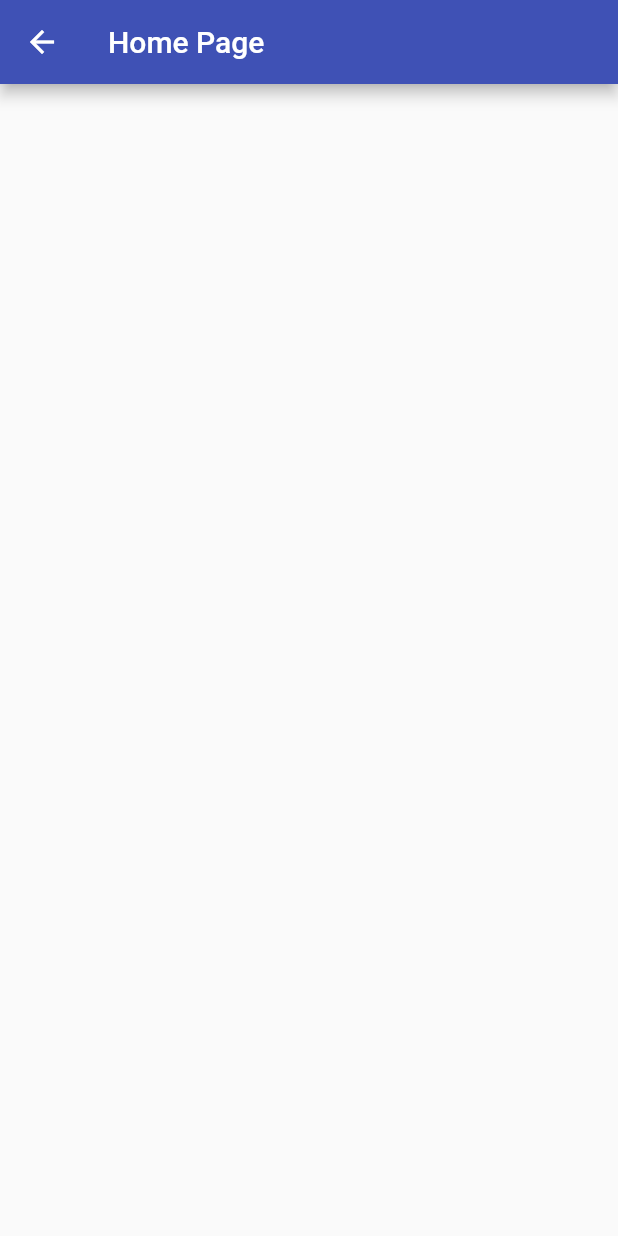
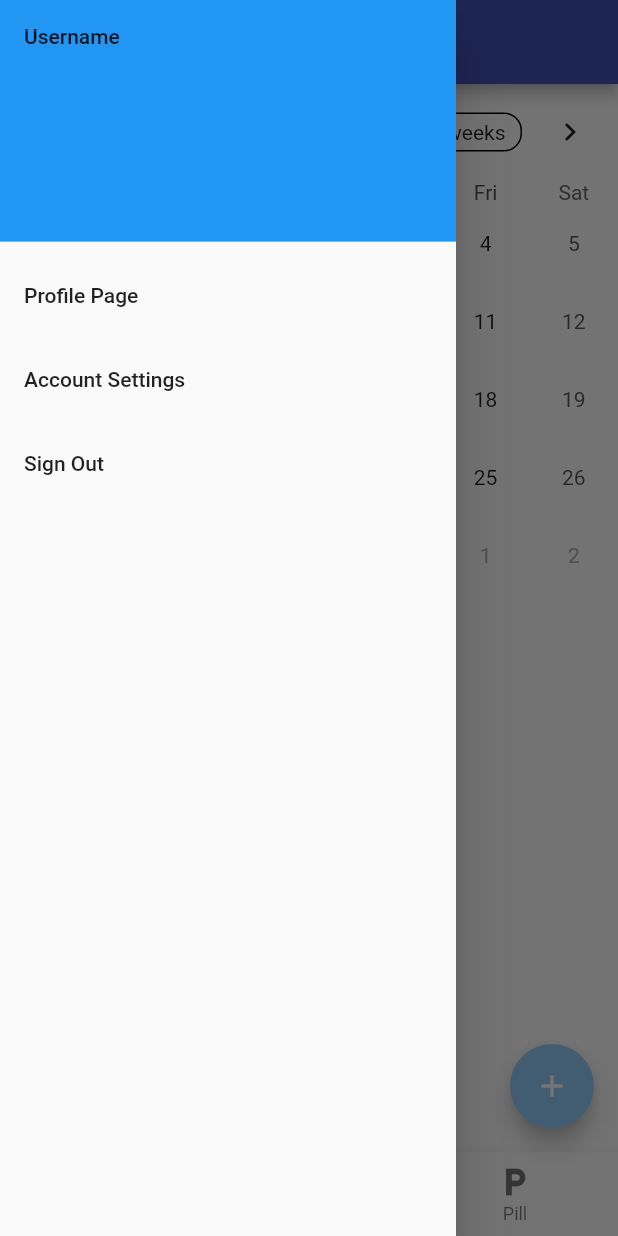
Before and after one commit to harshitdroid/pill_minder, a Flutter app: the HomePage screen opened directly, with the side drawer open (before the commit the screen has no drawer), on a phone screen of 412 x 824 dp. Run offline on Flutter 3.47's test engine with Material 2 defaults, Android fonts, the phone set to English and light mode, and no system bars; drawn by our look-alikes of table_calendar; our stand-ins replace firebase_auth, firebase_core, flutter_pw_validator; accounts and stored records are empty; network calls fail.

Commit message:
V0.04 added drawer added botton navigation bar added sign out navigation added Calendar to home page

```diff
--- a/lib/homePage.dart
+++ b/lib/homePage.dart
@@ -1,4 +1,10 @@
 import 'package:flutter/material.dart';
+import 'package:pill_minder/main.dart';
+import 'package:pill_minder/profilePage.dart';
+import 'package:table_calendar/table_calendar.dart';
+import 'package:firebase_auth/firebase_auth.dart';
+import 'package:firebase_auth/firebase_auth.dart';
+
 class HomePage extends StatefulWidget {
   const HomePage({Key? key}) : super(key: key);
 
@@ -8,11 +14,83 @@ class HomePage extends StatefulWidget {
 
 class _HomePageState extends State<HomePage> {
   @override
+
   Widget build(BuildContext context) {
     return Scaffold(
       appBar: AppBar(
         title: Text('Home Page'),
-      )
+      ),
+        drawer: Drawer(
+          child: ListView(
+            // Important: Remove any padding from the ListView.
+            padding: EdgeInsets.zero,
+            children: [
+              const DrawerHeader(
+                decoration: BoxDecoration(
+                  color: Colors.blue,
+                ),
+                child: Text('Username'),
+              ),
+              ListTile(
+                title: const Text('Profile Page'),
+                onTap: () {
+                  Navigator.push(context,MaterialPageRoute(builder: (context) => profilePage()));
+                  // Update the state of the app.
+                  // ...
+                },
+              ),
+              ListTile(
+                title: const Text('Account Settings'),
+                onTap: () {
+                  // Update the state of the app.
+                  // ...
+                },
+              ),
+              ListTile(
+                title: const Text('Sign Out'),
+                onTap: () async {
+                  // Update the state of the app.
+                  // ...
+                  await FirebaseAuth.instance.signOut();
+                  Navigator.of(context).pushNamedAndRemoveUntil(
+                      '/', (Route<dynamic> route) => false);
+
+
+                },
+              ),
+            ],
+          ),
+        ),
+        body: TableCalendar(
+          firstDay: DateTime.utc(2010, 10, 16),
+          lastDay: DateTime.utc(2030, 3, 14),
+          focusedDay: DateTime.now(),
+        ),
+
+    floatingActionButton: FloatingActionButton(
+    onPressed: () {
+    // Add your onPressed code here!
+    },
+    backgroundColor: Colors.blue.shade200,
+    child: const Icon(Icons.add),
+    ),
+      bottomNavigationBar: BottomNavigationBar(
+        items: const <BottomNavigationBarItem>[
+          BottomNavigationBarItem(
+            icon: Icon(Icons.delete_outline_rounded),
+            label: 'Bottle',
+          ),
+          BottomNavigationBarItem(
+            icon: Icon(Icons.remove_circle),
+            label: 'Tablet',
+          ),
+          BottomNavigationBarItem(
+            icon: Icon(Icons.local_parking),
+            label: 'Pill',
+          ),
+        ],
+      ),
     );
+
   }
 }
--- a/pubspec.yaml
+++ b/pubspec.yaml
@@ -37,6 +37,7 @@ dependencies:
 
   cupertino_icons: ^1.0.2
   flutter_pw_validator: ^1.4.2
+  table_calendar: ^3.0.4
 
 
 dev_dependencies:
```
Also changed, not shown: lib/main.dart (+16 -3 lines), lib/profilePage.dart (added, +22 -0 lines), pubspec.lock.
